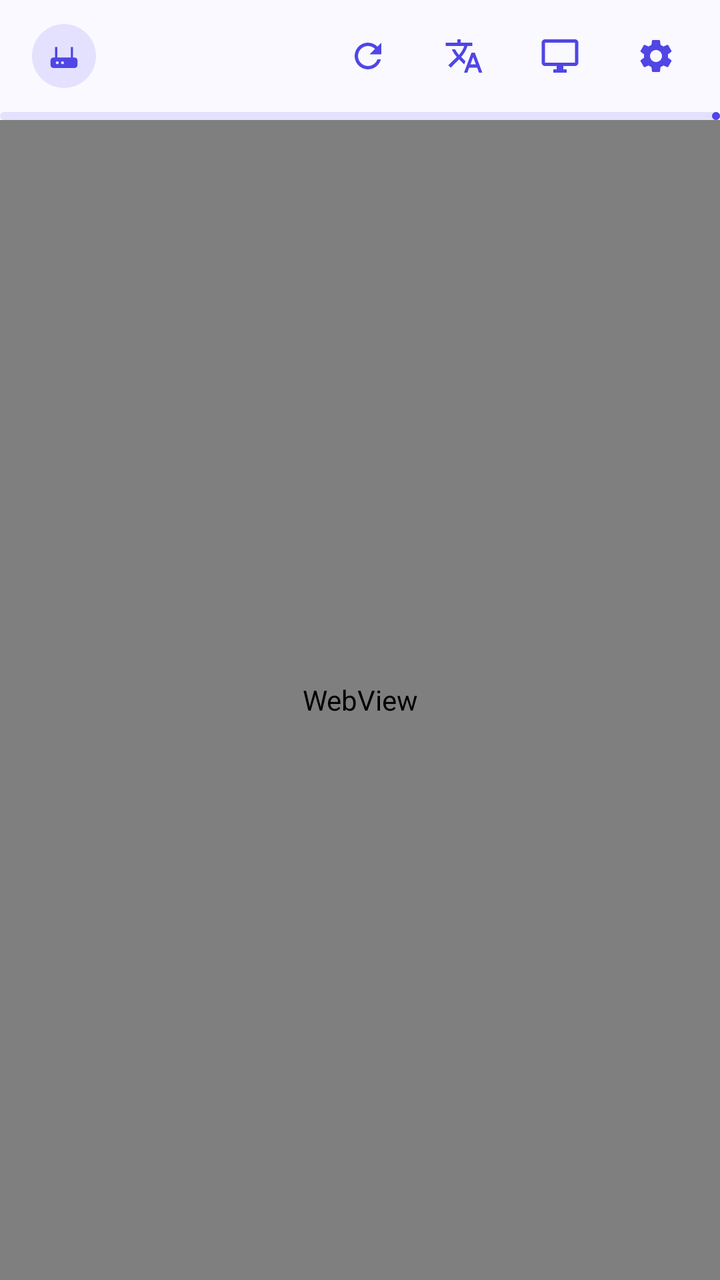
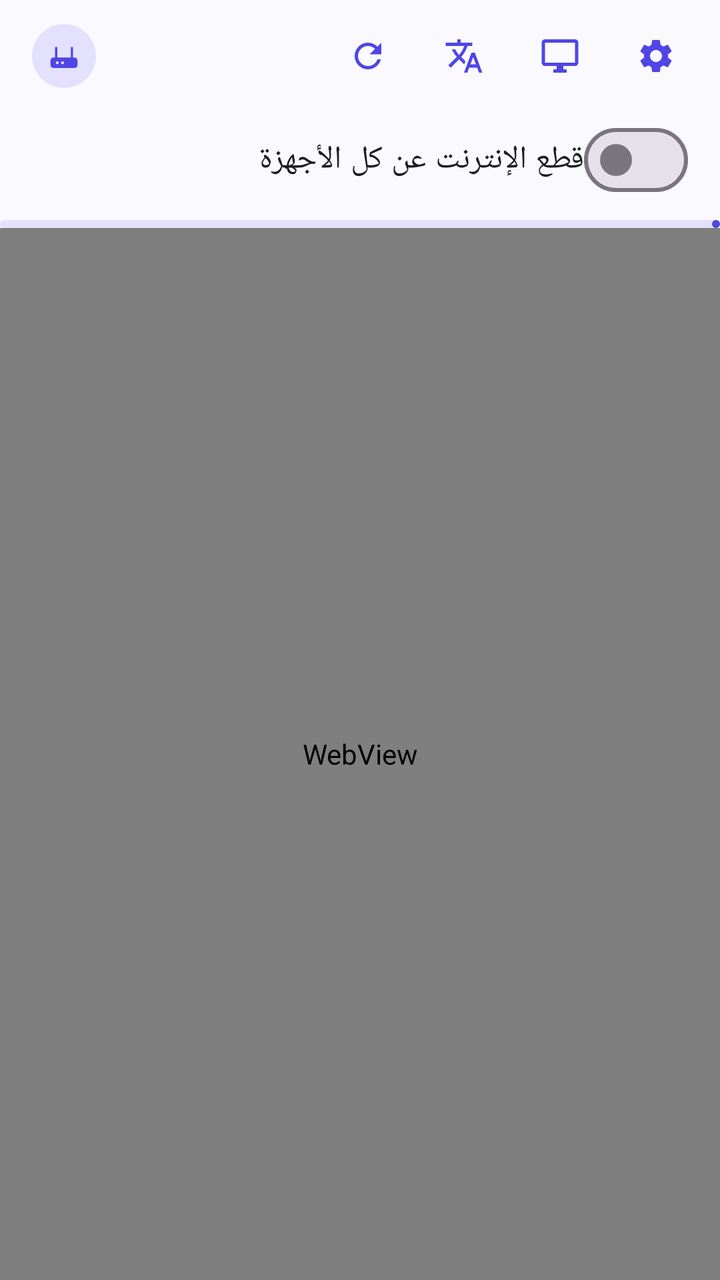

Two renders of the same Android screen: before a commit and after it. Below are the layout's source before the change and the commit's diff.
<!-- AndroidManifest.xml: application theme Theme.ModemControl -->
<!-- res/layout/activity_web.xml -->
<?xml version="1.0" encoding="utf-8"?>
<LinearLayout xmlns:android="http://schemas.android.com/apk/res/android"
    xmlns:app="http://schemas.android.com/apk/res-auto"
    android:layout_width="match_parent" android:layout_height="match_parent" android:orientation="vertical">
    <LinearLayout android:layout_width="match_parent" android:layout_height="56dp"
        android:gravity="center_vertical" android:orientation="horizontal" android:paddingStart="16dp" android:paddingEnd="8dp">
        <ImageView android:layout_width="32dp" android:layout_height="32dp" android:padding="7dp"
            android:background="@drawable/bg_icon_circle" android:src="@drawable/ic_router"
            app:tint="?attr/colorPrimary" android:contentDescription="@null" />
        <TextView android:id="@+id/tvHost" android:layout_width="0dp" android:layout_height="wrap_content"
            android:layout_weight="1" android:layout_marginStart="12dp" android:textDirection="ltr"
            android:textAppearance="?attr/textAppearanceTitleMedium" />
        <com.google.android.material.button.MaterialButton android:id="@+id/btnRefresh"
            style="@style/Widget.Material3.Button.IconButton" android:layout_width="48dp" android:layout_height="48dp"
            app:icon="@drawable/ic_refresh" android:contentDescription="تحديث" />
        <com.google.android.material.button.MaterialButton android:id="@+id/btnTranslate"
            style="@style/Widget.Material3.Button.IconButton" android:layout_width="48dp" android:layout_height="48dp"
            app:icon="@drawable/ic_translate" android:contentDescription="ترجمة إلى العربية" />
        <com.google.android.material.button.MaterialButton android:id="@+id/btnDesktop"
            style="@style/Widget.Material3.Button.IconButton" android:layout_width="48dp" android:layout_height="48dp"
            app:icon="@drawable/ic_desktop" android:contentDescription="عرض سطح المكتب" />
        <com.google.android.material.button.MaterialButton android:id="@+id/btnSettings"
            style="@style/Widget.Material3.Button.IconButton" android:layout_width="48dp" android:layout_height="48dp"
            app:icon="@drawable/ic_settings" android:contentDescription="الإعدادات" />
    </LinearLayout>
    <com.google.android.material.progressindicator.LinearProgressIndicator android:id="@+id/progress"
        android:layout_width="match_parent" android:layout_height="wrap_content" android:max="100" />
    <WebView android:id="@+id/web" android:layout_width="match_parent" android:layout_height="0dp" android:layout_weight="1" />
</LinearLayout>
<!-- resources referenced by this layout -->
<resources>
  <!-- drawable bg_icon_circle (drawable) -->
  <shape xmlns:android="http://schemas.android.com/apk/res/android" android:shape="oval">
      <solid android:color="@color/primary_container" />
  </shape>
  <!-- drawable ic_desktop (drawable) -->
  <vector xmlns:android="http://schemas.android.com/apk/res/android"
      android:width="24dp" android:height="24dp" android:viewportWidth="24" android:viewportHeight="24"
      android:tint="?attr/colorControlNormal">
      <path android:fillColor="@android:color/white"
          android:pathData="M21,2H3C1.9,2 1,2.9 1,4v12c0,1.1 0.9,2 2,2h7v2H8v2h8v-2h-2v-2h7c1.1,0 2,-0.9 2,-2V4C23,2.9 22.1,2 21,2zM21,16H3V4h18V16z" />
  </vector>
  <!-- drawable ic_refresh (drawable) -->
  <vector xmlns:android="http://schemas.android.com/apk/res/android"
      android:width="24dp" android:height="24dp" android:viewportWidth="24" android:viewportHeight="24"
      android:tint="?attr/colorControlNormal">
      <path android:fillColor="@android:color/white"
          android:pathData="M17.65,6.35C16.2,4.9 14.21,4 12,4c-4.42,0 -7.99,3.58 -7.99,8s3.57,8 7.99,8c3.73,0 6.84,-2.55 7.73,-6h-2.08c-0.82,2.33 -3.04,4 -5.65,4 -3.31,0 -6,-2.69 -6,-6s2.69,-6 6,-6c1.66,0 3.14,0.69 4.22,1.78L13,11h7V4l-2.35,2.35z" />
  </vector>
  <!-- drawable ic_router (drawable) -->
  <vector xmlns:android="http://schemas.android.com/apk/res/android"
      android:width="24dp" android:height="24dp" android:viewportWidth="24" android:viewportHeight="24"
      android:tint="?attr/colorControlNormal">
      <path android:fillColor="@android:color/white" android:fillType="evenOdd" android:pathData="M5,13h14a2,2 0 0 1 2,2v3a2,2 0 0 1 -2,2H5a2,2 0 0 1 -2,-2v-3a2,2 0 0 1 2,-2zM7.5,16.5m-1,0a1,1 0 1 0 2,0a1,1 0 1 0 -2,0zM11,16.5m-1,0a1,1 0 1 0 2,0a1,1 0 1 0 -2,0zM6,13V6h1.5v7zM16.5,13V6H18v7z" />
  </vector>
  <!-- drawable ic_translate (drawable) -->
  <vector xmlns:android="http://schemas.android.com/apk/res/android"
      android:width="24dp" android:height="24dp" android:viewportWidth="24" android:viewportHeight="24"
      android:tint="?attr/colorControlNormal">
      <path android:fillColor="@android:color/white"
          android:pathData="M12.87,15.07l-2.54,-2.51 0.03,-0.03c1.74,-1.94 2.98,-4.17 3.71,-6.53H17V4h-7V2H8v2H1v1.99h11.17C11.5,7.92 10.44,9.75 9,11.35 8.07,10.32 7.3,9.19 6.69,8h-2c0.73,1.63 1.73,3.17 2.98,4.56l-5.09,5.02L4,19l5,-5 3.11,3.11 0.76,-2.04zM18.5,10h-2L12,22h2l1.12,-3h4.75L21,22h2l-4.5,-12zM15.88,17l1.62,-4.33L19.12,17h-3.24z" />
  </vector>
  <style name="Theme.ModemControl" parent="Theme.Material3.DayNight.NoActionBar">
          <item name="colorPrimary">@color/primary</item>
          <item name="colorOnPrimary">@color/on_primary</item>
          <item name="colorPrimaryContainer">@color/primary_container</item>
          <item name="colorOnPrimaryContainer">@color/on_primary_container</item>
          <item name="colorSecondaryContainer">@color/primary_container</item>
          <item name="colorSurface">@color/surface</item>
          <item name="android:colorBackground">@color/surface</item>
          <item name="android:statusBarColor">@color/surface</item>
          <item name="android:navigationBarColor">@color/surface</item>
          <item name="android:windowLightStatusBar">@bool/light_bars</item>
      </style>
  <color name="primary_container">#E4E1FF</color>
  <color name="primary">#4F46E5</color>
  <color name="on_primary">#FFFFFF</color>
  <color name="on_primary_container">#14106B</color>
  <color name="surface">#FAF9FF</color>
  <!-- unchanged entries left out for length: 1 -->
</resources>

<!-- the commit's change to res/layout/activity_web.xml (unified diff, before → after) -->
@@ -23,6 +23,15 @@
             style="@style/Widget.Material3.Button.IconButton" android:layout_width="48dp" android:layout_height="48dp"
             app:icon="@drawable/ic_settings" android:contentDescription="الإعدادات" />
     </LinearLayout>
+    <LinearLayout android:layout_width="match_parent" android:layout_height="wrap_content"
+        android:gravity="center_vertical" android:orientation="horizontal"
+        android:paddingStart="16dp" android:paddingEnd="16dp" android:paddingBottom="6dp">
+        <TextView android:id="@+id/tvBlock" android:layout_width="0dp" android:layout_height="wrap_content"
+            android:layout_weight="1" android:text="قطع الإنترنت عن كل الأجهزة"
+            android:textAppearance="?attr/textAppearanceBodyLarge" />
+        <com.google.android.material.materialswitch.MaterialSwitch android:id="@+id/swBlock"
+            android:layout_width="wrap_content" android:layout_height="wrap_content" />
+    </LinearLayout>
     <com.google.android.material.progressindicator.LinearProgressIndicator android:id="@+id/progress"
         android:layout_width="match_parent" android:layout_height="wrap_content" android:max="100" />
     <WebView android:id="@+id/web" android:layout_width="match_parent" android:layout_height="0dp" android:layout_weight="1" />
